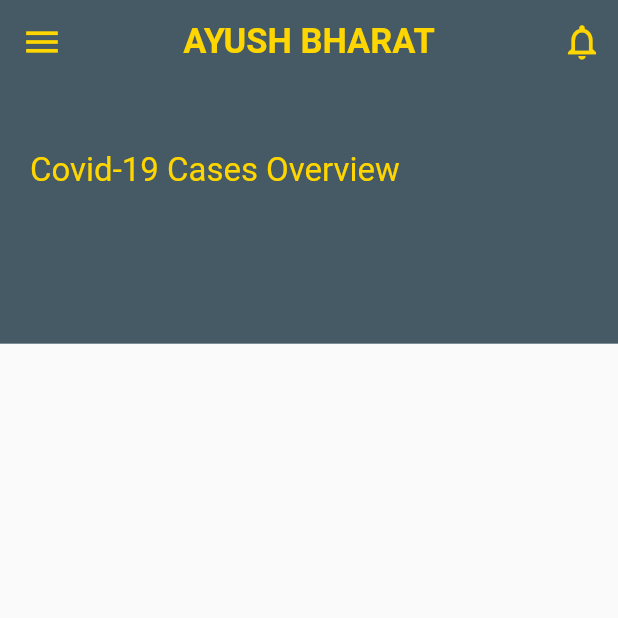
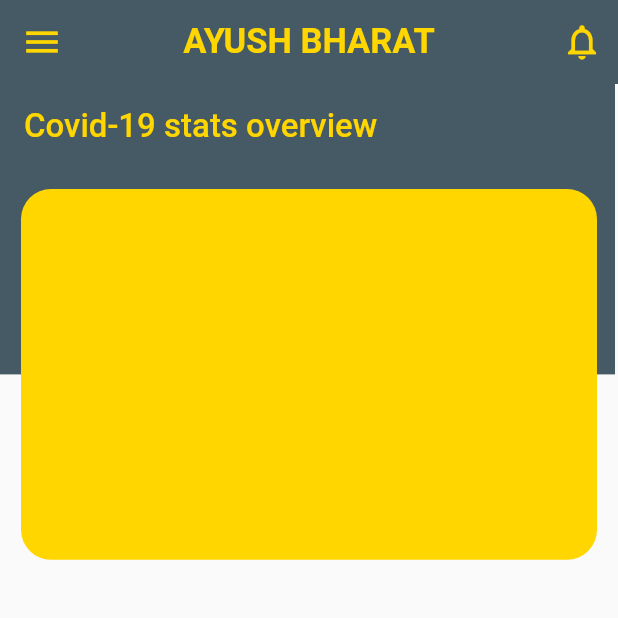
Before and after one commit to Kaiserb11/covid_symptom_app, a Flutter app: the StatPage screen opened directly, on a phone screen of 412 x 824 dp, the top half of it. Run offline on Flutter 3.47's test engine with Material 2 defaults, Android fonts, the phone set to English and light mode, and no system bars; Roboto replaces fonts that are missing (Montserrat).

Commit message:
stat card added

```diff
--- a/lib/pages/stat_page.dart
+++ b/lib/pages/stat_page.dart
@@ -26,32 +26,47 @@ class _StatPageState extends State<StatPage> {
 
 SliverToBoxAdapter _buildHeader(double screenHeight) {
   return SliverToBoxAdapter(
-    child: Container(
-      padding: const EdgeInsets.fromLTRB(20, 20, 20, 20),
-      decoration: BoxDecoration(
-        color: Colors.blueGrey[700],
-      ),
-      child: Column(
-        crossAxisAlignment: CrossAxisAlignment.start,
-        children: <Widget>[
-          SizedBox(height: screenHeight*0.03,),
-          Column(
-            crossAxisAlignment: CrossAxisAlignment.start,
+    child: Column(
+      crossAxisAlignment: CrossAxisAlignment.center,
+      children: <Widget>[
+        Container(
+          child: Stack(
             children: <Widget>[
-              Text(
-                'Covid-19 Cases Overview',
-                style: TextStyle(
+              Container(
+                padding: EdgeInsets.fromLTRB(205,0,205,70),
+                color: Colors.blueGrey[700],
+                child: Column(
+                  children: <Widget>[
+                    SizedBox(height: screenHeight * 0.15),
+                  ],
+                ),
+              ),
+              Container(
+                padding: EdgeInsets.fromLTRB(16.0, 15.0, 0.0, 0.0),
+                  child: Text(
+                    'Covid-19 stats overview',
+                    style: TextStyle(
+                      color: Colors.yellowAccent[700],
+                      fontFamily: 'Montserrat',
+                      fontSize: 22.0,
+                      fontWeight: FontWeight.w500)),
+              ),
+              Container(
+                padding: EdgeInsets.fromLTRB(16, 35, 0, 0),
+                margin: const EdgeInsets.symmetric(
+                  vertical: 70,
+                  horizontal: 14,
+                ),
+                height: screenHeight*0.30,
+                decoration: BoxDecoration(
                   color: Colors.yellowAccent[700],
-                  fontWeight: FontWeight.w400,
-                  fontSize: 22,
-                  fontFamily:'Montserrat',
+                  borderRadius: BorderRadius.circular(20),
                 ),
-              )
+              ),
             ],
-            ),
-          SizedBox(height: screenHeight*0.1,),
-        ],
-      ),
+          ),
+        )
+      ],
     ),
   );
 }
```
